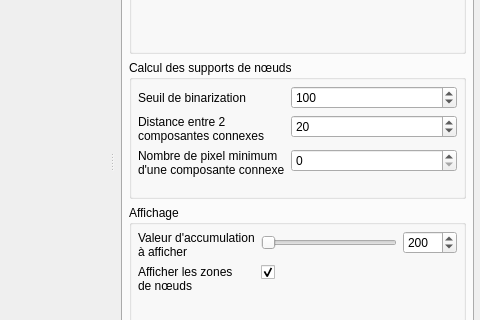
Before: the Qt Designer form ui/mainwindow.ui in akrah/TKDetection, drawn with Qt 5; both pictures show x 244 to 724 and y 173 to 493 of the 724 by 653 pixel window.
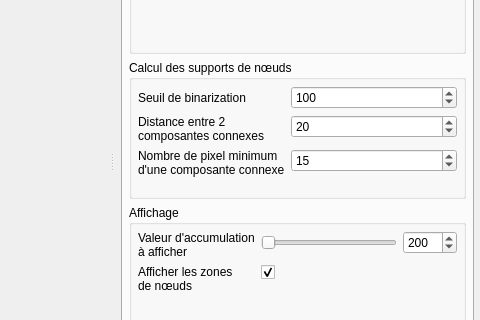
After: the same form once the commit is applied. The open tabs and pages were chosen to show the change. Custom widgets are drawn as their Qt base class.

What changed in the file:
```diff
--- a/ui/mainwindow.ui
+++ b/ui/mainwindow.ui
@@ -2081,6 +2081,9 @@
               <property name="maximum">
                <number>100</number>
               </property>
+              <property name="value">
+               <number>15</number>
+              </property>
              </widget>
             </item>
            </layout>
```
Left out of the diff: 8 changed lines with no effect on the pictures.
